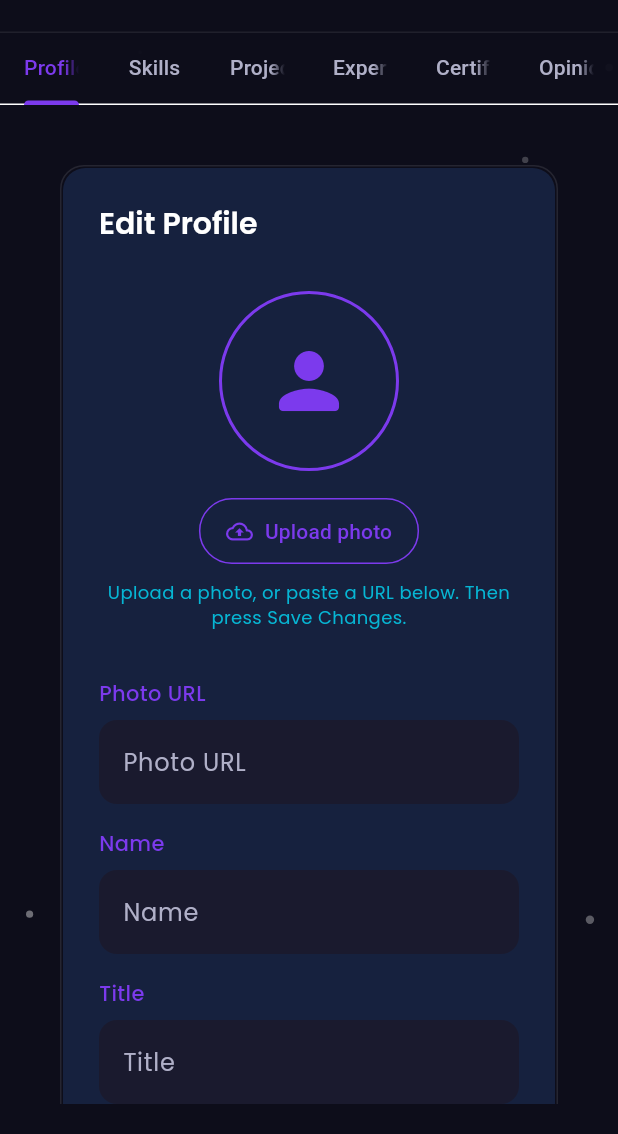
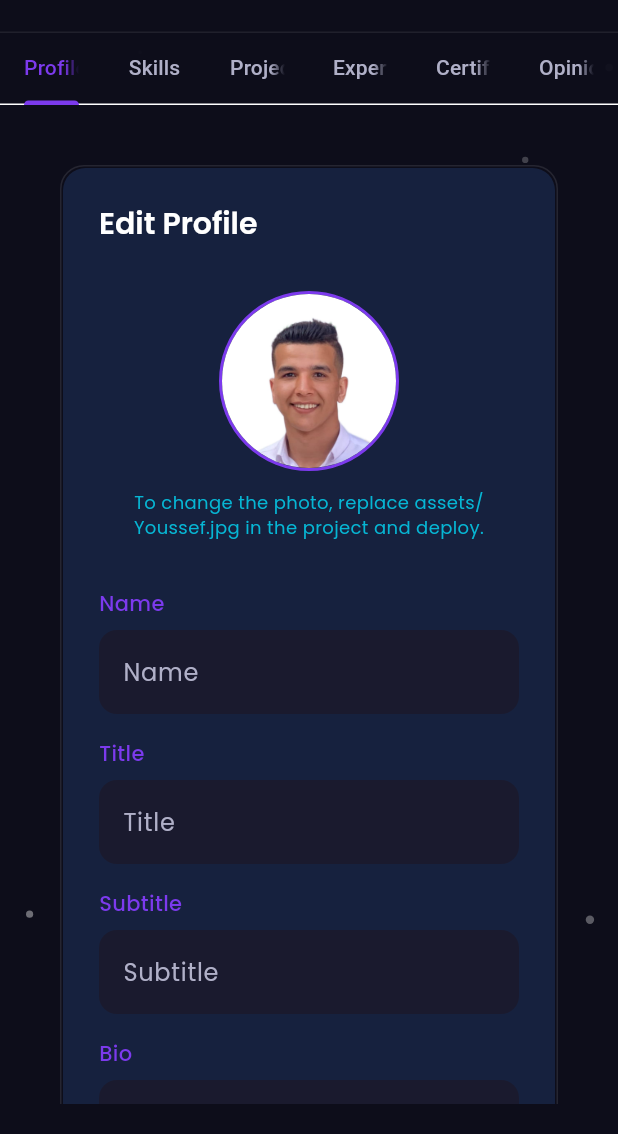
Before and after one commit to yousefsinger/portfolio, a Flutter app: the _AdminDashboardView screen opened directly, on a phone screen of 412 x 824 dp, the part 102-1236 px from its top. Run offline on Flutter 3.47's test engine with Material 3 defaults, Android fonts, the phone set to English and light mode, and no system bars; our stand-ins replace cached_network_image, cloud_firestore, equatable, file_picker, firebase_core, flutter_animate and 6 more; missing offline and left inert: dart:html, dart:ui_web; accounts and stored records are empty.

Commit message:
Use bundled profile photo and add optional store links
Profile photo comes from assets/Youssef.jpg instead of a Drive link. Projects can have optional Google Play and App Store links, shown as buttons on the card.

```diff
--- a/lib/features/admin/data/repositories/admin_repository_impl.dart
+++ b/lib/features/admin/data/repositories/admin_repository_impl.dart
@@ -73,6 +73,7 @@ class AdminRepositoryImpl implements AdminRepository {
         tags: project.tags,
         githubUrl: project.githubUrl,
         playStoreUrl: project.playStoreUrl,
+        appStoreUrl: project.appStoreUrl,
         createdAt: DateTime.now(), // Set current time for new projects
         order: project.order,
       ).toFirestore(),
@@ -99,6 +100,7 @@ class AdminRepositoryImpl implements AdminRepository {
             tags: project.tags,
             githubUrl: project.githubUrl,
             playStoreUrl: project.playStoreUrl,
+            appStoreUrl: project.appStoreUrl,
             createdAt: project.createdAt, // Keep existing timestamp
             order: project.order, // Keep existing position
           ).toFirestore(),
--- a/lib/features/admin/presentation/widgets/profile_tab.dart
+++ b/lib/features/admin/presentation/widgets/profile_tab.dart
@@ -1,11 +1,9 @@
 import 'package:flutter/material.dart';
 import 'package:flutter_bloc/flutter_bloc.dart';
 import '../../../../core/constants/app_constants.dart';
-import '../../../../core/utils/drive_url_helper.dart';
 import '../../../../core/utils/gradient_border_card.dart';
 import '../../../portfolio/domain/entities/portfolio_entities.dart';
 import '../cubit/admin_cubit.dart';
-import 'admin_helpers.dart';
 
 class ProfileTab extends StatefulWidget {
   final ProfileEntity profile;
@@ -25,7 +23,6 @@ class _ProfileTabState extends State<ProfileTab> {
   late TextEditingController _githubCtrl;
   late TextEditingController _linkedinCtrl;
   late TextEditingController _cvUrlCtrl;
-  late TextEditingController _photoUrlCtrl;
 
   @override
   void initState() {
@@ -39,19 +36,10 @@ class _ProfileTabState extends State<ProfileTab> {
     _githubCtrl = TextEditingController(text: widget.profile.github);
     _linkedinCtrl = TextEditingController(text: widget.profile.linkedin);
     _cvUrlCtrl = TextEditingController(text: widget.profile.cvUrl);
-    _photoUrlCtrl = TextEditingController(text: widget.profile.photoUrl);
-
-    // Add listener for real-time preview update
-    _photoUrlCtrl.addListener(_onPhotoUrlChanged);
-  }
-
-  void _onPhotoUrlChanged() {
-    setState(() {}); // Rebuild to update preview
   }
 
   @override
   void dispose() {
-    _photoUrlCtrl.removeListener(_onPhotoUrlChanged);
     _nameCtrl.dispose();
     _titleCtrl.dispose();
     _subtitleCtrl.dispose();
@@ -61,7 +49,6 @@ class _ProfileTabState extends State<ProfileTab> {
     _githubCtrl.dispose();
     _linkedinCtrl.dispose();
     _cvUrlCtrl.dispose();
-    _photoUrlCtrl.dispose();
     super.dispose();
   }
 
@@ -71,7 +58,8 @@ class _ProfileTabState extends State<ProfileTab> {
       title: _titleCtrl.text,
       subtitle: _subtitleCtrl.text,
       bio: _bioCtrl.text,
-      photoUrl: _photoUrlCtrl.text,
+      // Not edited here any more; keep whatever is stored.
+      photoUrl: widget.profile.photoUrl,
       email: _emailCtrl.text,
       phone: _phoneCtrl.text,
       github: _githubCtrl.text,
@@ -97,7 +85,7 @@ class _ProfileTabState extends State<ProfileTab> {
                 Text('Edit Profile',
                     style: Theme.of(context).textTheme.headlineMedium),
                 const SizedBox(height: 32),
-                // Photo URL preview
+                // The photo is bundled with the app (assets/Youssef.jpg).
                 Center(
                   child: Column(
                     children: [
@@ -109,27 +97,17 @@ class _ProfileTabState extends State<ProfileTab> {
                           border: Border.all(color: AppColors.purple, width: 2),
                         ),
                         child: ClipOval(
-                          child: _photoUrlCtrl.text.isNotEmpty
-                              ? Image.network(
-                                  convertDriveUrl(_photoUrlCtrl.text),
-                                  fit: BoxFit.cover,
-                                  errorBuilder: (_, __, ___) => const Icon(
-                                      Icons.broken_image_rounded,
-                                      size: 60,
-                                      color: AppColors.purple))
-                              : const Icon(Icons.person_rounded,
-                                  size: 60, color: AppColors.purple),
+                          child: Image.asset(
+                            'assets/Youssef.jpg',
+                            fit: BoxFit.cover,
+                            alignment: const Alignment(0, -0.3),
+                          ),
                         ),
                       ),
-                      const SizedBox(height: 16),
-                      ImageUploadButton(
-                        label: 'Upload photo',
-                        onUploaded: (url) => _photoUrlCtrl.text = url,
-                      ),
-                      const SizedBox(height: 8),
+                      const SizedBox(height: 12),
                       const Text(
-                        'Upload a photo, or paste a URL below. '
-                        'Then press Save Changes.',
+                        'To change the photo, replace assets/Youssef.jpg '
+                        'in the project and deploy.',
                         textAlign: TextAlign.center,
                         style: TextStyle(
                           color: AppColors.cyan,
@@ -140,8 +118,6 @@ class _ProfileTabState extends State<ProfileTab> {
                   ),
                 ),
                 const SizedBox(height: 32),
-                _buildField('Photo URL', _photoUrlCtrl),
-                const SizedBox(height: 16),
                 _buildField('Name', _nameCtrl),
                 const SizedBox(height: 16),
                 _buildField('Title', _titleCtrl),
--- a/lib/features/portfolio/domain/entities/portfolio_entities.dart
+++ b/lib/features/portfolio/domain/entities/portfolio_entities.dart
@@ -68,6 +68,7 @@ class ProjectEntity extends Equatable {
   final List<String> tags;
   final String? githubUrl;
   final String? playStoreUrl;
+  final String? appStoreUrl;
   final DateTime? createdAt;
 
   /// Display position chosen in the admin dashboard (lower shows first).
@@ -82,6 +83,7 @@ class ProjectEntity extends Equatable {
     required this.tags,
     this.githubUrl,
     this.playStoreUrl,
+    this.appStoreUrl,
     this.createdAt,
     this.order,
   });
@@ -95,6 +97,7 @@ class ProjectEntity extends Equatable {
         tags,
         githubUrl,
         playStoreUrl,
+        appStoreUrl,
         createdAt,
         order,
       ];
--- a/lib/features/portfolio/presentation/pages/portfolio_page.dart
+++ b/lib/features/portfolio/presentation/pages/portfolio_page.dart
@@ -106,7 +106,6 @@ class _PortfolioViewState extends State<_PortfolioView> {
           name: p.name,
           title: p.title,
           subtitle: p.subtitle,
-          photoUrl: p.photoUrl,
           githubUrl: p.github,
           linkedinUrl: p.linkedin,
           email: p.email,
--- a/pubspec.yaml
+++ b/pubspec.yaml
@@ -50,3 +50,4 @@ flutter:
   uses-material-design: true
   assets:
     - assets/icons/
+    - assets/Youssef.jpg
```
Also changed, not shown: lib/features/admin/presentation/widgets/projects_tab.dart (+9 -1 lines), lib/features/portfolio/data/models/portfolio_models.dart (+11 -2 lines), lib/features/portfolio/presentation/widgets/home_section.dart (+14 -83 lines), lib/features/portfolio/presentation/widgets/project_card.dart (+35 -14 lines), 1 other file.
